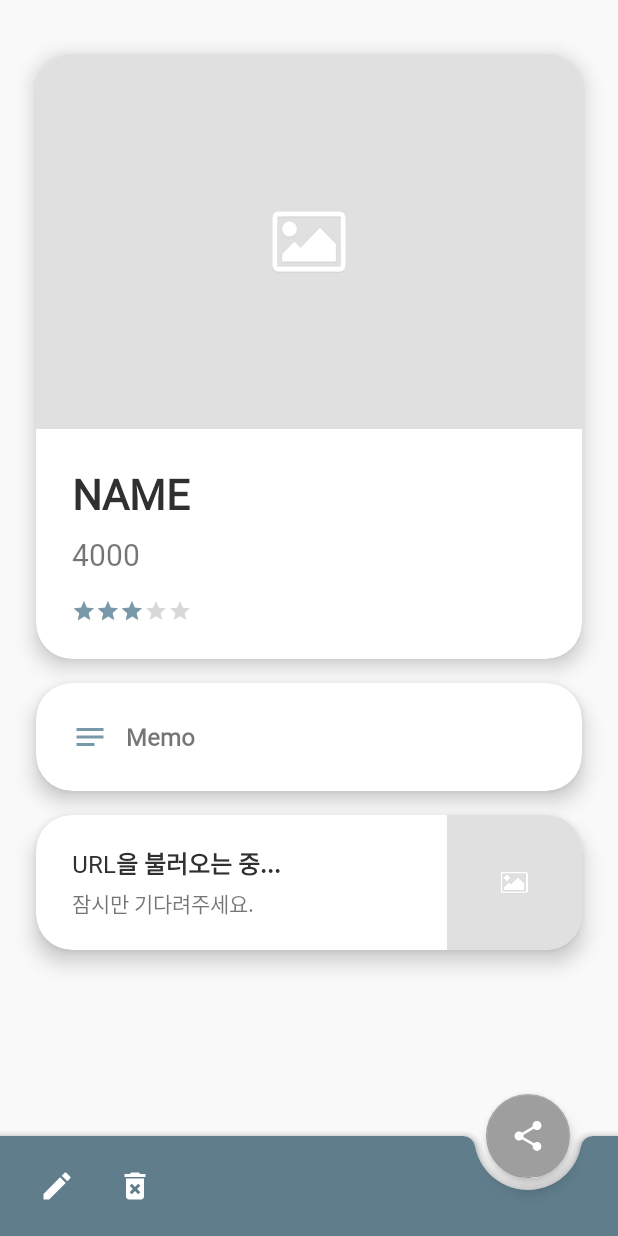
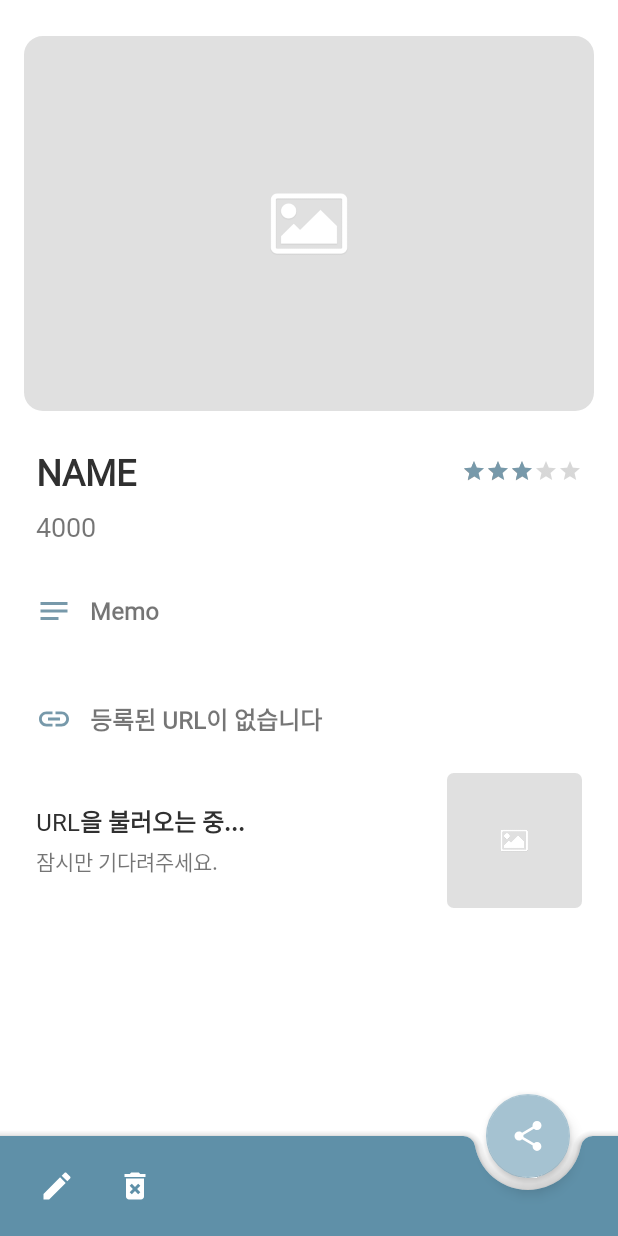
Before and after one commit to KeepIt-App/KeepIt-Android, an Android app: the layout activity_item_detail.xml on its own in the app's theme, with its tools: preview values and no code run, on a phone screen of 412 x 824 dp. Run offline under Robolectric (Android 15) with nearby library versions, the phone set to English and light mode, and no system bars; plain views replace BounceScrollView.

Commit message:
[feat] 아이템 디테일 페이지 레이아웃 수정

```diff
--- a/app/src/main/java/com/haero_kim/pickmeup/ui/ItemDetailActivity.kt
+++ b/app/src/main/java/com/haero_kim/pickmeup/ui/ItemDetailActivity.kt
@@ -54,6 +54,7 @@ class ItemDetailActivity : AppCompatActivity() {
             binding.noItemLinkLayout.visibility = View.VISIBLE
             binding.itemLinkLayout.visibility = View.GONE  // URL 썸네일 레이아웃 숨김
         } else {
+            binding.noItemLinkLayout.visibility = View.GONE
             when {
                 Patterns.WEB_URL.matcher(item.link).matches() -> {
                     var itemLink = item.link
--- a/app/src/main/res/layout/activity_item_detail.xml
+++ b/app/src/main/res/layout/activity_item_detail.xml
@@ -6,7 +6,7 @@
     <androidx.coordinatorlayout.widget.CoordinatorLayout
         android:layout_width="match_parent"
         android:layout_height="match_parent"
-        android:background="@color/background"
+        android:background="@color/white"
         tools:context=".ui.MainActivity">
 
         <com.xw.repo.widget.BounceScrollView
@@ -19,83 +19,64 @@
                 android:layout_width="match_parent"
                 android:layout_height="wrap_content">
 
-                <androidx.cardview.widget.CardView
-                    android:id="@+id/mainCard"
-                    android:layout_width="match_parent"
-                    android:layout_height="wrap_content"
-                    android:layout_marginStart="24dp"
-                    android:layout_marginTop="36dp"
-                    android:layout_marginEnd="24dp"
-                    android:layout_marginBottom="16dp"
-                    app:cardCornerRadius="24dp"
-                    app:cardElevation="8dp">
-
-                    <LinearLayout
-                        android:layout_width="match_parent"
-                        android:layout_height="wrap_content"
-                        android:orientation="vertical">
-
-                        <ImageView
+                    <com.google.android.material.imageview.ShapeableImageView
+                        android:layout_marginTop="24dp"
+                        android:layout_marginHorizontal="16dp"
+                        app:shapeAppearanceOverlay="@style/ShapeAppearanceOverlay.App.CornerSize5Percent"
                         android:id="@+id/itemImage"
                         android:layout_width="match_parent"
                         android:layout_height="250dp"
                         android:background="@drawable/placeholder"
                         android:scaleType="centerCrop" />
 
-                        <LinearLayout
+                    <RelativeLayout
+                        android:gravity="center_vertical"
                         android:layout_width="match_parent"
                         android:layout_height="wrap_content"
-                            android:orientation="vertical"
-                            android:padding="24dp">
+                        android:layout_marginHorizontal="24dp"
+                        android:layout_marginTop="24dp">
 
                         <TextView
                             android:id="@+id/itemName"
-                                android:layout_width="match_parent"
+                            android:layout_width="wrap_content"
                             android:layout_height="wrap_content"
+                            android:layout_centerVertical="true"
                             android:ellipsize="end"
                             android:fontFamily="@font/nanum_extrabold"
                             android:maxLines="2"
                             android:text="NAME"
                             android:textColor="@color/black"
-                                android:textSize="28sp"
+                            android:textSize="24sp"
                             android:textStyle="bold" />
+
+
+                        <RatingBar
+                            android:layout_centerVertical="true"
+                            android:layout_alignParentEnd="true"
+                            android:id="@+id/itemRatingBar"
+                            style="@style/Widget.AppCompat.RatingBar.Small"
+                            android:layout_width="wrap_content"
+                            android:layout_height="wrap_content"
+                            android:isIndicator="true"
+                            android:numStars="5"
+                            android:progressTint="@color/view_volor"
+                            android:rating="3"
+                            android:stepSize="1" />
+
+                    </RelativeLayout>
 
                     <TextView
                         android:id="@+id/itemPrice"
                         android:layout_width="match_parent"
                         android:layout_height="wrap_content"
                         android:layout_marginTop="8dp"
+                        android:layout_marginBottom="8dp"
+                        android:layout_marginHorizontal="24dp"
                         android:ellipsize="end"
                         android:maxLines="1"
                         android:text="4000"
-                                android:textSize="20sp"
+                        android:textSize="18sp"
                         android:textStyle="bold" />
-
-                            <RatingBar
-                                android:id="@+id/itemRatingBar"
-                                style="@style/Widget.AppCompat.RatingBar.Small"
-                                android:layout_width="wrap_content"
-                                android:layout_height="wrap_content"
-                                android:layout_marginTop="16dp"
-                                android:isIndicator="true"
-                                android:numStars="5"
-                                android:progressTint="@color/view_volor"
-                                android:rating="3"
-                                android:stepSize="1" />
-
-                        </LinearLayout>
-                    </LinearLayout>
-                </androidx.cardview.widget.CardView>
-
-                <androidx.cardview.widget.CardView
-                    android:id="@+id/memoCard"
-                    android:layout_width="match_parent"
-                    android:layout_height="wrap_content"
-                    android:layout_marginStart="24dp"
-                    android:layout_marginEnd="24dp"
-                    android:layout_marginBottom="16dp"
-                    app:cardCornerRadius="24dp"
-                    app:cardElevation="8dp">
 
                     <LinearLayout
                         android:id="@+id/itemMemoLayout"
@@ -124,20 +105,9 @@
                             android:textSize="16sp"
                             android:textStyle="bold" />
                     </LinearLayout>
-                </androidx.cardview.widget.CardView>
-
-                <androidx.cardview.widget.CardView
-                    android:visibility="gone"
-                    android:id="@+id/noItemLinkLayout"
-                    android:layout_width="match_parent"
-                    android:layout_height="wrap_content"
-                    android:layout_marginStart="24dp"
-                    android:layout_marginEnd="24dp"
-                    android:layout_marginBottom="100dp"
-                    app:cardCornerRadius="24dp"
-                    app:cardElevation="8dp">
 
                     <LinearLayout
+                        android:id="@+id/noItemLinkLayout"
                         android:layout_width="match_parent"
                         android:layout_height="wrap_content"
                         android:orientation="horizontal"
@@ -163,22 +133,12 @@
                             android:textSize="16sp"
                             android:textStyle="bold" />
                     </LinearLayout>
-                </androidx.cardview.widget.CardView>
-
-                <androidx.cardview.widget.CardView
-                    android:id="@+id/itemLinkLayout"
-                    android:layout_width="match_parent"
-                    android:layout_height="90dp"
-                    android:layout_marginStart="24dp"
-                    android:layout_marginEnd="24dp"
-                    android:layout_marginBottom="100dp"
-                    app:cardCornerRadius="24dp"
-                    app:cardElevation="8dp">
 
                     <RelativeLayout
-                        android:paddingStart="24dp"
+                        android:id="@+id/itemLinkLayout"
+                        android:paddingHorizontal="24dp"
                         android:layout_width="match_parent"
-                        android:layout_height="match_parent">
+                        android:layout_height="wrap_content">
 
                         <LinearLayout
                             android:layout_toLeftOf="@+id/itemLinkImage"
@@ -213,23 +173,23 @@
 
                         </LinearLayout>
 
-                        <ImageView
+                        <com.google.android.material.imageview.ShapeableImageView
+                            app:shapeAppearanceOverlay="@style/ShapeAppearanceOverlay.App.CornerSize5Percent"
                             android:id="@+id/itemLinkImage"
-                            android:layout_alignParentEnd="true"
                             android:layout_width="90dp"
                             android:layout_height="90dp"
+                            android:layout_alignParentEnd="true"
                             android:scaleType="centerCrop"
-                            android:src="@drawable/placeholder"/>
+                            android:src="@drawable/placeholder" />
 
                     </RelativeLayout>
-                </androidx.cardview.widget.CardView>
-
 
             </LinearLayout>
         </com.xw.repo.widget.BounceScrollView>
 
         <com.google.android.material.bottomappbar.BottomAppBar
             android:id="@+id/bottomAppBar"
+            app:backgroundTint="@color/main_color"
             style="@style/Widget.MaterialComponents.BottomAppBar.Colored"
             android:layout_width="match_parent"
             android:layout_height="wrap_content"
@@ -248,6 +208,7 @@
             android:id="@+id/shareButton"
             android:layout_width="wrap_content"
             android:layout_height="wrap_content"
+            app:backgroundTint="@color/fab_color"
             android:contentDescription="@string/add_item"
             app:layout_anchor="@+id/bottomAppBar"
             app:srcCompat="@drawable/ic_baseline_share_24" />
--- a/app/src/main/res/layout/activity_main.xml
+++ b/app/src/main/res/layout/activity_main.xml
@@ -231,6 +231,7 @@
             android:id="@+id/shareButton"
             android:layout_width="wrap_content"
             android:layout_height="wrap_content"
+            app:backgroundTint="@color/fab_color"
             android:contentDescription="@string/add_item"
             app:layout_anchor="@+id/bottomAppBar"
             app:srcCompat="@drawable/ic_baseline_add_24" />
--- a/app/src/main/res/values/colors.xml
+++ b/app/src/main/res/values/colors.xml
@@ -19,4 +19,5 @@
     <color name="error_stroke">#970000</color>
 
     <color name="view_volor">#7799AA</color>
+    <color name="fab_color">#A5C2D1</color>
 </resources>
```
Lines whose indentation alone changed are shown as unchanged.
